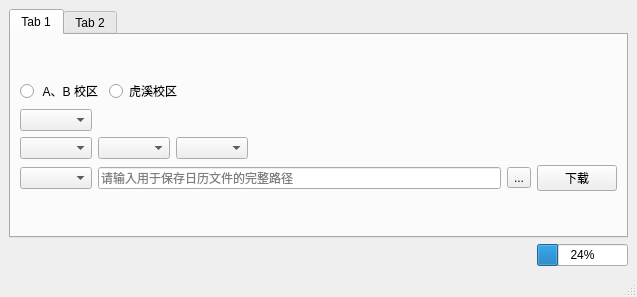
Qt form ui/mainWindow.ui (weearc/cli_cqu) before a commit.
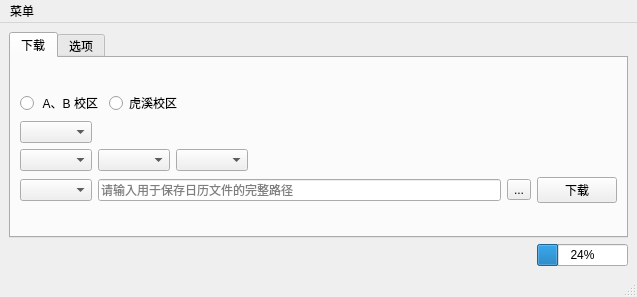
The same form after that commit.

Patch:
```diff
--- a/ui/mainWindow.ui
+++ b/ui/mainWindow.ui
@@ -24,7 +24,7 @@
         </property>
         <widget class="QWidget" name="tab">
          <attribute name="title">
-          <string>Tab 1</string>
+          <string>下载</string>
          </attribute>
          <layout class="QVBoxLayout" name="verticalLayout_4">
           <item>
@@ -140,7 +140,7 @@
         </widget>
         <widget class="QWidget" name="tab_2">
          <attribute name="title">
-          <string>Tab 2</string>
+          <string>选项</string>
          </attribute>
         </widget>
        </widget>
@@ -188,6 +188,12 @@
      <height>30</height>
     </rect>
    </property>
+   <widget class="QMenu" name="menu">
+    <property name="title">
+     <string>菜单</string>
+    </property>
+   </widget>
+   <addaction name="menu"/>
   </widget>
   <widget class="QStatusBar" name="statusbar"/>
  </widget>
```
